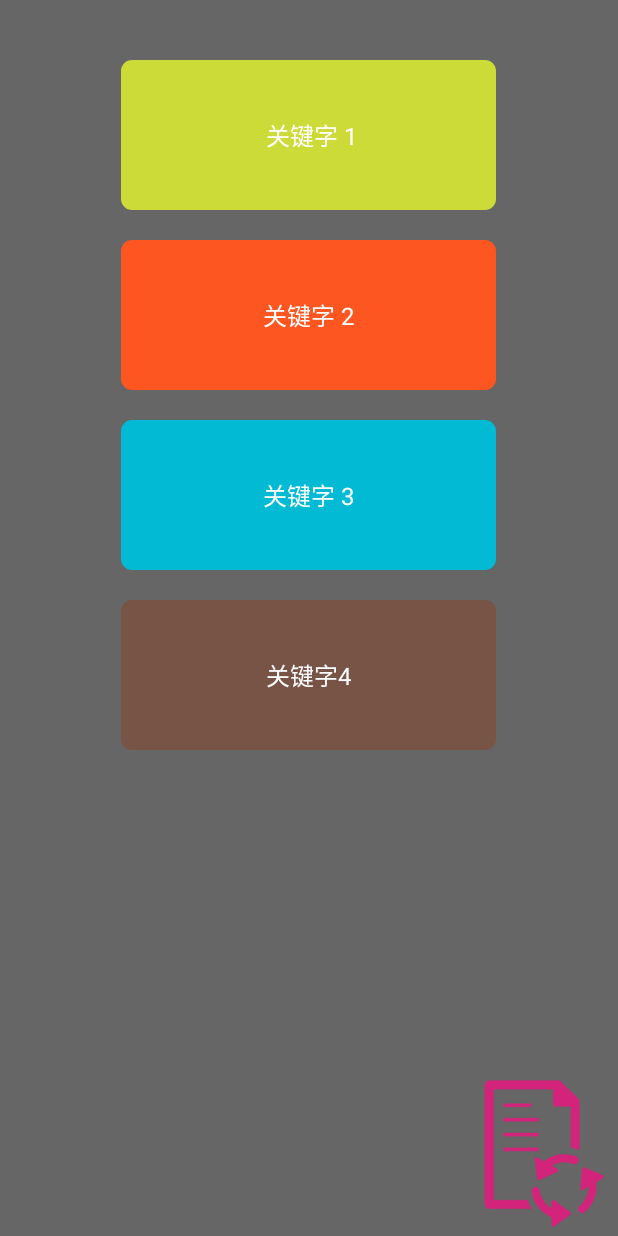
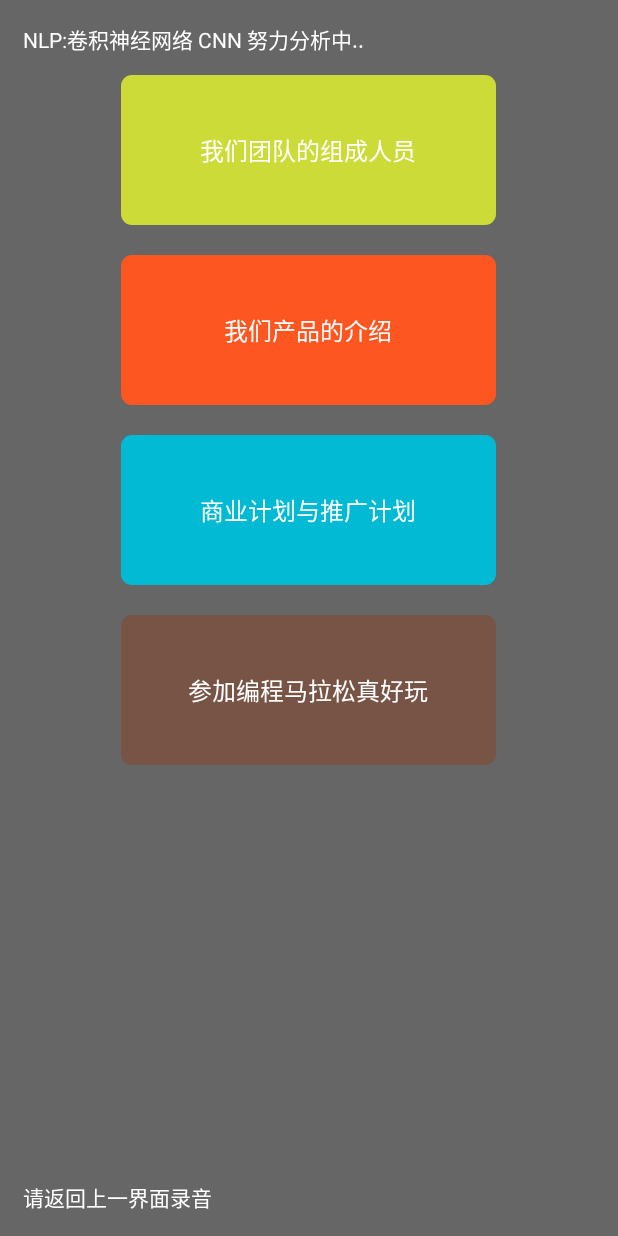
Before and after one commit to yangyankai/Seconds, an Android app: the HistoryActivity screen opened directly, with no data from a screen before it, on a phone screen of 412 x 824 dp. Run offline under Robolectric (Android 15) with nearby library versions, the phone set to English and light mode, and no system bars; 1 statement that could not run was skipped.

Commit message:
update History & history detail UI

```diff
--- a/app/src/main/java/com/ykai/engbot/HistoryActivity.java
+++ b/app/src/main/java/com/ykai/engbot/HistoryActivity.java
@@ -17,12 +17,14 @@ import java.io.BufferedReader;
 import java.io.File;
 import java.io.FileReader;
 import java.io.IOException;
+import java.text.DecimalFormat;
 
 /**
  * Created by ykai on 17/9/23.
  */
 public class HistoryActivity extends Activity {
     private String TAG = "HistoryActivity";
+    TextView textTile;
 
     private ProgressBar progressBar;
 
@@ -43,9 +45,11 @@ public class HistoryActivity extends Activity {
     TextView button3;
     TextView button4;
     String strTopic1 = "我们团队的组成人员";
-    String strTopic2 = "参加马拉松真好玩";
+    String strTopic2 = "我们产品的介绍";
     String strTopic3 = "商业计划与推广计划";
-    String strTopic4 = "我们产品的介绍";
+    String strTopic4 = "参加编程马拉松真好玩";
+
+    TextView txtLog;
 
 
     Button begin;
@@ -59,11 +63,17 @@ public class HistoryActivity extends Activity {
                 button3.setText(strTopic3 + ":" + top3Number);
 
                 button4.setText(strTopic4 + ":" + top4Number);
+                if (null != msg.obj) {
+                    txtLog.setText("" + msg.obj.toString());
+                }
 
             } else {
+                textTile = (TextView) findViewById(R.id.txtTitle);
+                textTile.setText("NLP");
                 progressBar.setVisibility(View.GONE);
+                txtLog.setText("处理完成");
 
-                Toast.makeText(_this, "处理完成", Toast.LENGTH_LONG).show();
+//                Toast.makeText(_this, "处理完成", Toast.LENGTH_LONG).show();
             }
         }
     };
@@ -81,49 +91,13 @@ public class HistoryActivity extends Activity {
         button3 = (TextView) findViewById(R.id.btn3);
         button4 = (TextView) findViewById(R.id.btn4);
         begin = (Button) findViewById(R.id.begin);
+        txtLog = (TextView) findViewById(R.id.txtLog);
 
 
         begin.setOnClickListener(new View.OnClickListener() {
             @Override
             public void onClick(View view) {
-                progressBar.setVisibility(View.VISIBLE);
-                begin.setVisibility(View.GONE);
-                new Thread(new Runnable() {
-                    @Override
-                    public void run() {
 
-                        String tempPath = Environment.getExternalStorageDirectory().getAbsolutePath() + "//chinese_log_temp.txt";
-                        File tempFile = new File(tempPath);
-                        if (tempFile.exists() && tempFile.isFile()) {
-                            BufferedReader reader = null;
-                            StringBuilder stringBuilder = new StringBuilder();
-                            try {
-                                reader = new BufferedReader(new FileReader(tempFile));
-                                String tempString = null;
-                                line = 1;
-                                while ((tempString = reader.readLine()) != null) {
-                                    stringBuilder.append(tempString).append("\n");
-                                    line++;
-                                    myCompare(tempString);
-                                }
-                                Message msg = new Message();
-                                msg.what = -100;
-                                mHandler.sendMessage(msg);
-                                reader.close();
-                            } catch (IOException e) {
-                                e.printStackTrace();
-                            } finally {
-                                if (reader != null) {
-                                    try {
-                                        reader.close();
-                                    } catch (IOException e1) {
-                                    }
-                                }
-                            }
-                        }
-                        // return "文件为空,请先录音";
-                    }
-                }).start();
             }
         });
 
@@ -135,6 +109,8 @@ public class HistoryActivity extends Activity {
                                        public void onClick(View view) {
                                            Intent intent = new Intent(_this, HistoryDetailActivity.class);
                                            intent.putExtra("my_word", "111");
+                                           intent.putExtra("sentence", strTopic1);
+
                                            startActivity(intent);
 
                                        }
@@ -150,6 +126,7 @@ public class HistoryActivity extends Activity {
                                        public void onClick(View view) {
                                            Intent intent = new Intent(_this, HistoryDetailActivity.class);
                                            intent.putExtra("my_word", "222");
+                                           intent.putExtra("sentence", strTopic2);
                                            startActivity(intent);
 
                                        }
@@ -165,6 +142,7 @@ public class HistoryActivity extends Activity {
                                        public void onClick(View view) {
                                            Intent intent = new Intent(_this, HistoryDetailActivity.class);
                                            intent.putExtra("my_word", "333");
+                                           intent.putExtra("sentence", strTopic3);
                                            startActivity(intent);
 
                                        }
@@ -180,6 +158,7 @@ public class HistoryActivity extends Activity {
                                        public void onClick(View view) {
                                            Intent intent = new Intent(_this, HistoryDetailActivity.class);
                                            intent.putExtra("my_word", "444");
+                                           intent.putExtra("sentence", strTopic4);
                                            startActivity(intent);
 
                                        }
@@ -187,7 +166,53 @@ public class HistoryActivity extends Activity {
 
         );
 
+        beginNLP();
 
+    }
+
+    private void beginNLP() {
+        progressBar.setVisibility(View.VISIBLE);
+        begin.setVisibility(View.GONE);
+        new Thread(new Runnable() {
+            @Override
+            public void run() {
+
+                String tempPath = Environment.getExternalStorageDirectory().getAbsolutePath() + "//chinese_log_temp.txt";
+                File tempFile = new File(tempPath);
+                if (tempFile.exists() && tempFile.isFile()) {
+                    BufferedReader reader = null;
+                    StringBuilder stringBuilder = new StringBuilder();
+                    try {
+                        reader = new BufferedReader(new FileReader(tempFile));
+                        String tempString = null;
+                        line = 1;
+                        while ((tempString = reader.readLine()) != null) {
+                            stringBuilder.append(tempString).append("\n");
+                            line++;
+                            myCompare(tempString);
+                        }
+                        Message msg = new Message();
+                        msg.what = -100;
+                        mHandler.sendMessage(msg);
+                        reader.close();
+                    } catch (IOException e) {
+                        e.printStackTrace();
+                    } finally {
+                        if (reader != null) {
+                            try {
+                                reader.close();
+                            } catch (IOException e1) {
+                            }
+                        }
+                    }
+                } else {
+                    progressBar.setVisibility(View.GONE);
+                    txtLog.setText("请返回上一界面录音");
+                    textTile.setText("NLP");
+                }
+                // return "文件为空,请先录音";
+            }
+        }).start();
     }
 
     private void myCompare(String str) {
@@ -198,6 +223,7 @@ public class HistoryActivity extends Activity {
 
         msg.what = 100;
         double currentSimilar = NLPUtil.howSimilar(strTopic1, str);
+
         Log.d(TAG, "myCompare: 1 " + currentSimilar);
 
         if (similar < currentSimilar) {
@@ -229,26 +255,31 @@ public class HistoryActivity extends Activity {
 
             similar = currentSimilar;
         }
+        DecimalFormat df = new DecimalFormat("######0.00");
+        String strProcessing = (df.format(similar * 100)) + "%\n" + str;
         switch (numMax) {
             case 1:
                 top1Number++;
-                MyPrintLogUtil.printTopic1("# " + similar + "\n" + str);
+                MyPrintLogUtil.printTopic1(strProcessing);
+                msg.obj = strProcessing;
 
                 break;
 
             case 2:
-                MyPrintLogUtil.printTopic2("# " + similar + "\n" + str);
+                MyPrintLogUtil.printTopic2(strProcessing);
+                msg.obj = strProcessing;
 
 
                 top2Number++;
                 break;
             case 3:
-                MyPrintLogUtil.printTopic3("# " + similar + "\n" + str);
-
+                MyPrintLogUtil.printTopic3(strProcessing);
+                msg.obj = strProcessing;
                 top3Number++;
                 break;
             case 4:
-                MyPrintLogUtil.printTopic4("# " + similar + "\n" + str);
+                MyPrintLogUtil.printTopic4(strProcessing);
+                msg.obj = strProcessing;
 
                 top4Number++;
                 break;
--- a/app/src/main/java/com/ykai/engbot/HistoryDetailActivity.java
+++ b/app/src/main/java/com/ykai/engbot/HistoryDetailActivity.java
@@ -17,6 +17,7 @@ import java.util.List;
 public class HistoryDetailActivity extends Activity {
     private String TAG = "HistoryDetailActivity";
     TextView textView;
+    TextView textTitle;
 
     private ListView mListView;
     private MyAdapter mAdapter;
@@ -36,12 +37,17 @@ public class HistoryDetailActivity extends Activity {
         setContentView(R.layout.history_detail_activity);
         Intent intent = getIntent();
         String result = "";
+        String strTitle = "";
 
+        textTitle = (TextView) findViewById(R.id.textTitle);
         textView = (TextView) findViewById(R.id.detail);
         textViewBround = (TextView) findViewById(R.id.textbround);
         String myKeyWord;
         if (null != intent) {
+            strTitle = intent.getStringExtra("sentence");
             myKeyWord = intent.getStringExtra("my_word");
+            textTitle.setText("" + strTitle);
+
             Log.d(TAG, "onCreate: keyword" + myKeyWord);
             switch (myKeyWord) {
                 case "111":
--- a/app/src/main/res/drawable/shape_cor_translate.xml
+++ b/app/src/main/res/drawable/shape_cor_translate.xml
@@ -2,7 +2,7 @@
 <shape
     xmlns:android="http://schemas.android.com/apk/res/android">
     <!-- 填充的颜色 -->
-    <solid android:color="#00d32f2f" />
+    <solid android:color="#aaa" />
     <!-- 设置按钮的四个角为弧形 -->
     <!-- android:radius 弧形的半径 -->
     <corners android:radius="5dip" />
--- a/app/src/main/res/layout/history_activity.xml
+++ b/app/src/main/res/layout/history_activity.xml
@@ -10,10 +10,10 @@
         android:layout_width="250dp"
         android:layout_height="100dp"
         android:layout_centerHorizontal="true"
-        android:layout_marginTop="40dp"
+        android:layout_marginTop="50dp"
         android:background="@drawable/shape_top1"
         android:gravity="center"
-        android:text=" 关键字 1"
+        android:text="我们团队的组成人员"
         android:textColor="#fff"
         android:textSize="16sp"
 
@@ -30,7 +30,7 @@
 
         android:background="@drawable/shape_top2"
         android:gravity="center"
-        android:text="关键字 2"
+        android:text="我们产品的介绍"
         android:textColor="#fff"
         android:textSize="16sp"
 
@@ -47,7 +47,7 @@
         android:layout_marginTop="20dp"
         android:background="@drawable/shape_top3"
         android:gravity="center"
-        android:text="关键字 3"
+        android:text="商业计划与推广计划"
         android:textColor="#fff"
         android:textSize="16sp"
 
@@ -65,7 +65,7 @@
         android:layout_marginTop="20dp"
         android:background="@drawable/shape_top4"
         android:gravity="center"
-        android:text="关键字4"
+        android:text="参加编程马拉松真好玩"
         android:textColor="#fff"
         android:textSize="16sp"
         android:visibility="visible" />
@@ -78,16 +78,37 @@
         android:layout_alignParentRight="true"
         android:layout_marginBottom="5dp"
         android:background="@drawable/process"
-        android:text="" />
+        android:text=""
+        android:visibility="gone" />
 
 
     <ProgressBar
         android:id="@+id/progress"
-        android:layout_width="100dp"
-        android:layout_height="100dp"
-        android:layout_centerInParent="true"
+        android:layout_width="70dp"
+        android:layout_height="70dp"
+        android:layout_marginLeft="15dp"
+        android:layout_marginTop="15dp"
+        android:visibility="visible" />
 
-        android:visibility="gone" />
+    <TextView
+        android:id="@+id/txtLog"
+        android:layout_width="match_parent"
+        android:layout_height="wrap_content"
+        android:layout_alignParentBottom="true"
+        android:layout_centerHorizontal="true"
+        android:padding="15dp"
+        android:text=""
+        android:textColor="#fff" />
+
+    <TextView
+        android:id="@+id/txtTitle"
+        android:layout_width="match_parent"
+        android:layout_height="wrap_content"
+
+
+        android:padding="15dp"
+        android:text="NLP:卷积神经网络 CNN 努力分析中.."
+        android:textColor="#fff" />
 
 
 </RelativeLayout>
```
Also changed, not shown: app/src/main/res/layout/history_detail_activity.xml (+19 -7 lines), app/src/main/res/layout/home_activity.xml (+29 -20 lines).
